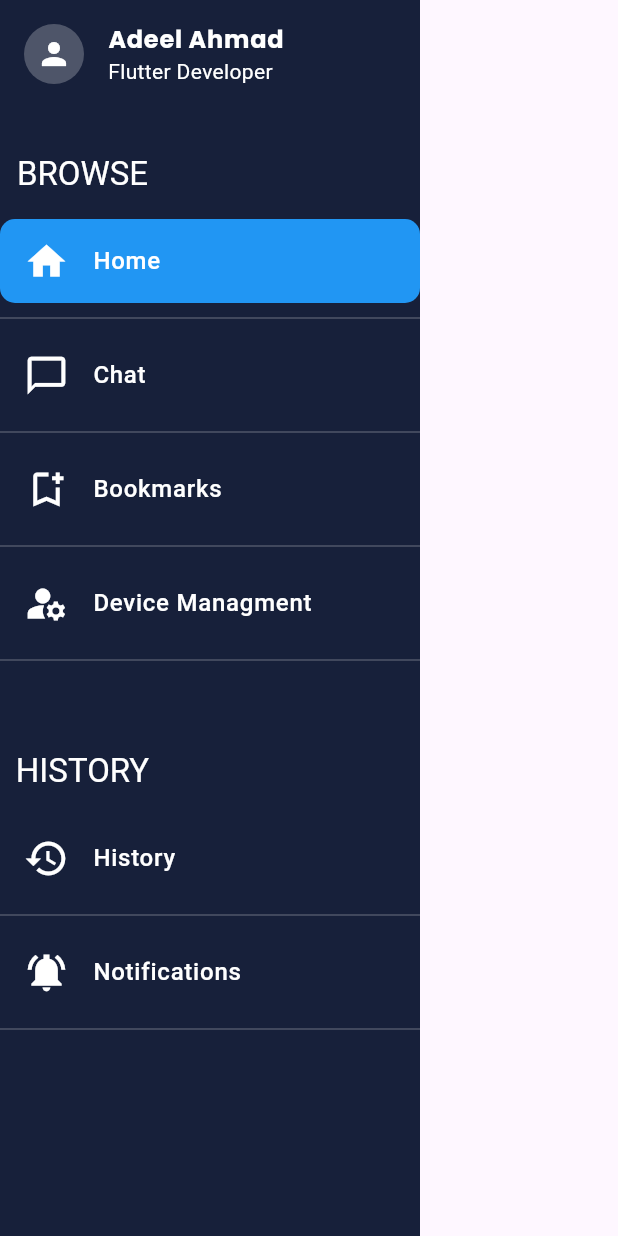
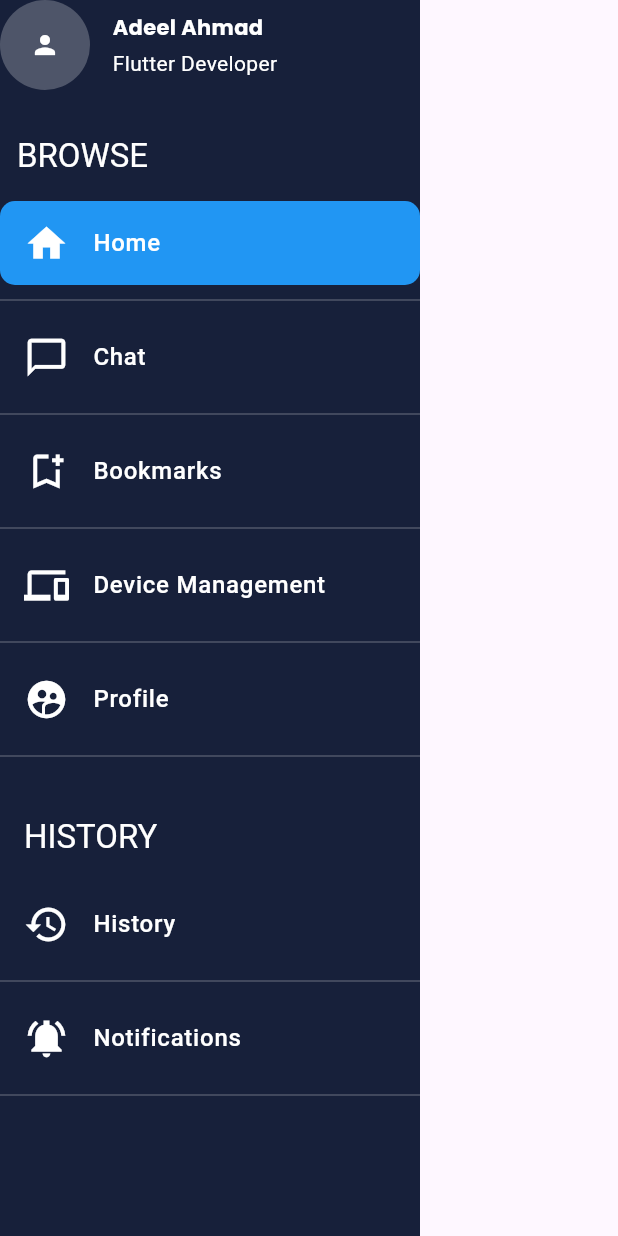
Before and after one commit to AdeelAhmadKhan36/job_mobile_app, a Flutter app: the Drawer_Menu screen opened directly, on a phone screen of 412 x 824 dp. Run offline on Flutter 3.47's test engine with Material 3 defaults, Android fonts, the phone set to English and light mode, and no system bars; our stand-ins replace eva_icons_flutter, flutter_screenutil, flutter_zoom_drawer, font_awesome_flutter, get, google_fonts and 4 more; missing offline and left inert: dart:ffi; accounts and stored records are empty; statements that could not run were skipped.

Commit message:
First commit

```diff
--- a/lib/view/common/custom_outline_button.dart
+++ b/lib/view/common/custom_outline_button.dart
@@ -1,7 +1,6 @@
 import 'package:flutter/material.dart';
 import 'package:job_mobile_app/view/common/reuse_able_text.dart';
 class Custom_Button extends StatelessWidget {
-
 
   const Custom_Button({super.key, this.height, this.width, required this.text, this.onTap, required this.color, this.color2});
 
--- a/lib/view/common/infor_card.dart
+++ b/lib/view/common/infor_card.dart
@@ -1,25 +1,46 @@
 import 'package:flutter/material.dart';
 import 'package:google_fonts/google_fonts.dart';
 
+class InfoCard extends StatelessWidget {
+  final String name, profession;
 
-class InfoCard extends StatelessWidget {
-  final String name,profession;
   const InfoCard({
-    super.key, required this.name, required this.profession,
-  });
-
+    Key? key,
+    required this.name,
+    required this.profession,
+  }) : super(key: key);
 
   @override
   Widget build(BuildContext context) {
-    return ListTile(
-      leading: CircleAvatar(
-        radius: 20,
-        backgroundColor: Colors.white24,
-        child: Icon(Icons.person,weight:20,color: Colors.white),
-      ),
-      title: Text(name,style: GoogleFonts.poppins(color: Colors.white,fontWeight: FontWeight.bold),),
-      subtitle: Text(profession,style:TextStyle(color: Colors.white,)),
-
+    return Row(
+      crossAxisAlignment: CrossAxisAlignment.center,
+      children: [
+        CircleAvatar(
+          radius: 30,
+          backgroundColor: Colors.white24,
+          child: Icon(Icons.person, size: 20, color: Colors.white),
+        ),
+        SizedBox(width: 15),
+        Column(
+          crossAxisAlignment: CrossAxisAlignment.start,
+          children: [
+            Text(
+              name,
+              style: GoogleFonts.poppins(
+                color: Colors.white,
+                fontWeight: FontWeight.bold,
+              ),
+            ),
+            SizedBox(height: 4),
+            Text(
+              profession,
+              style: TextStyle(
+                color: Colors.white,
+              ),
+            ),
+          ],
+        ),
+      ],
     );
   }
 }
--- a/lib/view/common/smenu_sidebar_tile.dart
+++ b/lib/view/common/smenu_sidebar_tile.dart
@@ -19,12 +19,14 @@ class _SidemenuTileState extends State<SidemenuTile> {
         buildDivider(),
         buildListTile(2, Icons.bookmark_add_outlined, 'Bookmarks'),
         buildDivider(),
-        buildListTile(3, Icons.manage_accounts_sharp, 'Device Managment'),
+        buildListTile(3, Icons.devices, 'Device Management'),
+        buildDivider(),
+        buildListTile(4, Icons.supervised_user_circle_rounded, 'Profile'),
         buildDivider(),
         buildSectionHeader("History"),
-        buildListTile(4, Icons.history, 'History'),
+        buildListTile(5, Icons.history, 'History'),
         buildDivider(),
-        buildListTile(5, Icons.notifications_active_sharp, 'Notifications'),
+        buildListTile(6, Icons.notifications_active_sharp, 'Notifications'),
         buildDivider(),
       ],
     );
@@ -41,7 +43,7 @@ class _SidemenuTileState extends State<SidemenuTile> {
       child: AnimatedContainer(
         duration: Duration(milliseconds: 300),
         decoration: BoxDecoration(
-          color: selectedIndex == index ? Color(kblue.value): Colors.transparent,
+          color: selectedIndex == index ? Color(kblue.value) : Colors.transparent,
           borderRadius: BorderRadius.all(Radius.circular(10)),
         ),
         child: ListTile(
@@ -62,10 +64,14 @@ class _SidemenuTileState extends State<SidemenuTile> {
 
   Widget buildSectionHeader(String text) {
     return Padding(
-      padding: const EdgeInsets.only(left: 0, top: 50, bottom: 16, right: 170),
-      child: Text(
-        text.toUpperCase(),
-        style: Theme.of(context).textTheme.headline6!.copyWith(color: Colors.white),
+      padding: const EdgeInsets.only(left: 16, top: 30, bottom: 16),
+      child: Row(
+        children: [
+          Text(
+            text.toUpperCase(),
+            style: Theme.of(context).textTheme.headline6!.copyWith(color: Colors.white),
+          ),
+        ],
       ),
     );
   }
@@ -74,66 +80,3 @@ class _SidemenuTileState extends State<SidemenuTile> {
     return Divider(height: 20, color: Colors.white24);
   }
 }
-
-class History extends StatefulWidget {
-  const History({super.key});
-
-  @override
-  State<History> createState() => _HistoryState();
-}
-
-class _HistoryState extends State<History> {
-  int selectedIndex = 0;
-
-  @override
-  Widget build(BuildContext context) {
-    return Column(
-      children: [
-        buildListTile(0, Icons.history, 'History'),
-        Padding(
-          padding: const EdgeInsets.only(left: 30),
-          child: buildDivider(),
-        ),
-        buildListTile(1, Icons.notifications_active_rounded, 'Notifications'),
-        buildDivider(),
-      ],
-    );
-  }
-
-  Widget buildListTile(int index, IconData icon, String title) {
-    return GestureDetector(
-      onTap: () {
-        setState(() {
-          selectedIndex = index;
-        });
-        // Add your logic here for the selected item
-      },
-      child: AnimatedContainer(
-        duration: Duration(milliseconds: 300),
-        decoration: BoxDecoration(
-          color: selectedIndex == index ? Color(0xFF0000FF) : Colors.transparent,
-          borderRadius: BorderRadius.all(Radius.circular(10)),
-        ),
-        child: ListTile(
-          leading: SizedBox(
-            child: Icon(icon, color: Colors.white, size: 30),
-          ),
-          title: Text(
-            title,
-            style: TextStyle(
-              color: Colors.white,
-              fontWeight: FontWeight.w500,
-            ),
-          ),
-        ),
-      ),
-    );
-  }
-
-  Widget buildDivider() {
-    return   Padding(
-      padding: const EdgeInsets.only(left: 24),
-      child: Divider(height: 20, color: Colors.white24),
-    );
-  }
-}
--- a/lib/view/screens/drawer/drawer_screen.dart
+++ b/lib/view/screens/drawer/drawer_screen.dart
@@ -5,9 +5,9 @@ import 'package:job_mobile_app/controllers/zoom_provider.dart';
 import 'package:job_mobile_app/resources/constants/app_colors.dart';
 import 'package:provider/provider.dart';
 class Drawer_Screen extends StatefulWidget {
-  final ValueSetter indexSetter;
+  // final ValueSetter indexSetter;
 
-  const Drawer_Screen({super.key, required this.indexSetter});
+  const Drawer_Screen({super.key, required Null Function(dynamic index) indexSetter,});
 
   @override
   State<Drawer_Screen> createState() => _Drawer_ScreenState();
```
Also changed, not shown: lib/home_screen.dart (+7 -1 lines), lib/main.dart (+6 -1 lines), lib/utils/entry-point.dart (added, +18 -0 lines), lib/view/screens/drawer/drawer_widget.dart (+12 -7 lines), lib/view/screens/drawer/hamda_drawer.dart (added, +126 -0 lines), lib/view/screens/drawer/side_manu.dart (+0 -13 lines), lib/utils/menu_button.dart (added).
